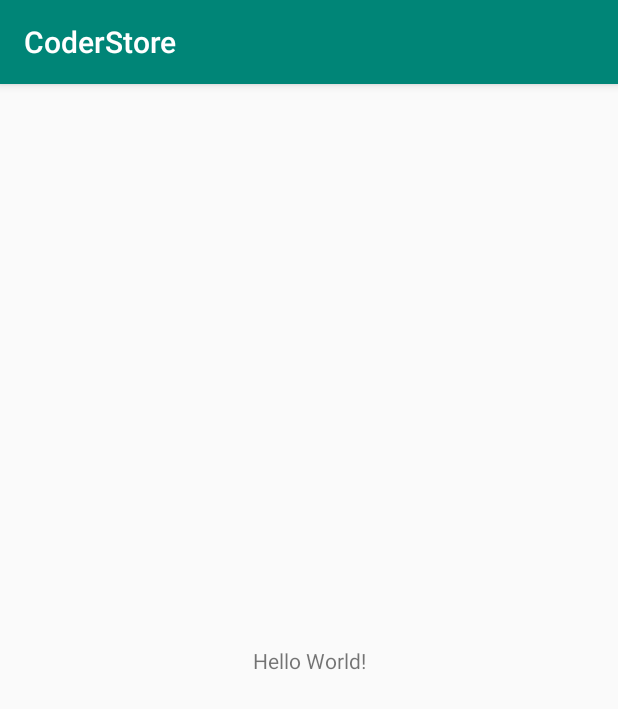
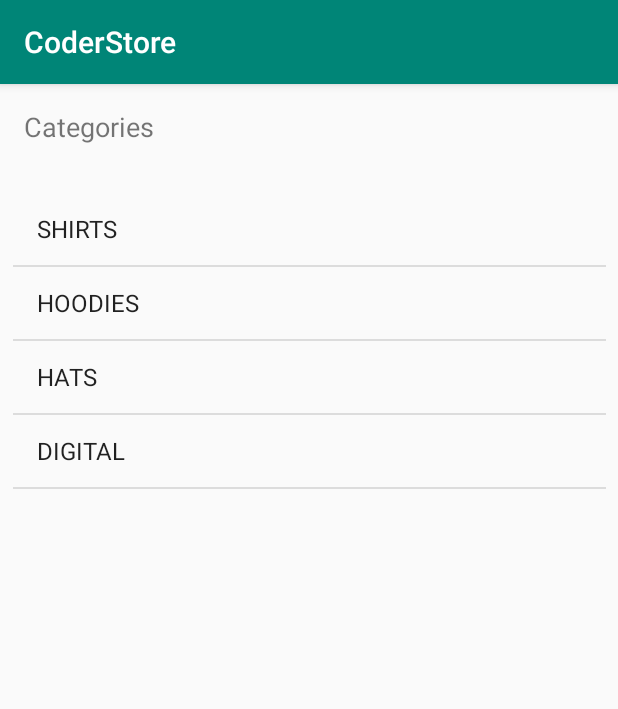
Before and after one commit to zachcervi/CoderStore, an Android app: the screen it shows after launch (MainActivity), on a phone screen of 412 x 824 dp. Shown: the top 709 px of the screen. Run offline under Robolectric (Android 15) with nearby library versions, the phone set to English and light mode, and no system bars.

Commit message:
added new list view to display categories

```diff
--- a/app/src/main/java/com/zachcervi/coderstore/Controller/MainActivity.kt
+++ b/app/src/main/java/com/zachcervi/coderstore/Controller/MainActivity.kt
@@ -2,12 +2,25 @@ package com.zachcervi.coderstore.Controller
 
 import android.support.v7.app.AppCompatActivity
 import android.os.Bundle
+import android.widget.ArrayAdapter
+import com.zachcervi.coderstore.Model.Category
 import com.zachcervi.coderstore.R
+import com.zachcervi.coderstore.Services.DataService
+import kotlinx.android.synthetic.main.activity_main.*
 
 class MainActivity : AppCompatActivity() {
 
+
+    lateinit var adapter : ArrayAdapter<Category
+            >
     override fun onCreate(savedInstanceState: Bundle?) {
         super.onCreate(savedInstanceState)
         setContentView(R.layout.activity_main)
+
+        adapter = ArrayAdapter(this,
+            android.R.layout.simple_list_item_1,
+            DataService.categories)
+
+        categoriesListView.adapter = adapter
     }
 }
--- a/app/src/main/java/com/zachcervi/coderstore/Model/Category.kt
+++ b/app/src/main/java/com/zachcervi/coderstore/Model/Category.kt
@@ -1,5 +1,7 @@
 package com.zachcervi.coderstore.Model
 
 class Category(val title: String, val image: String) {
-
+    override fun toString(): String {
+        return title
+    }
 }
--- a/app/src/main/res/layout/activity_main.xml
+++ b/app/src/main/res/layout/activity_main.xml
@@ -10,10 +10,17 @@
     <TextView
             android:layout_width="wrap_content"
             android:layout_height="wrap_content"
-            android:text="Hello World!"
-            app:layout_constraintBottom_toBottomOf="parent"
+            android:text="Categories"
             app:layout_constraintLeft_toLeftOf="parent"
-            app:layout_constraintRight_toRightOf="parent"
-            app:layout_constraintTop_toTopOf="parent"/>
+            app:layout_constraintTop_toTopOf="parent"
+            android:layout_marginTop="16dp" android:layout_marginLeft="16dp" android:textSize="18sp"
+            android:id="@+id/textView"/>
+    <ListView
+            android:layout_width="395dp"
+            android:layout_height="0dp" android:layout_marginTop="32dp"
+            app:layout_constraintTop_toBottomOf="@+id/textView" app:layout_constraintStart_toStartOf="parent"
+            android:layout_marginStart="16dp" app:layout_constraintEnd_toEndOf="parent" android:layout_marginEnd="16dp"
+            android:layout_marginBottom="16dp" app:layout_constraintBottom_toBottomOf="parent"
+            android:id="@+id/categoriesListView"/>
 
 </android.support.constraint.ConstraintLayout>
```
Also changed, not shown: app/src/main/res/layout/category_list_item.xml (added, +24 -0 lines).
